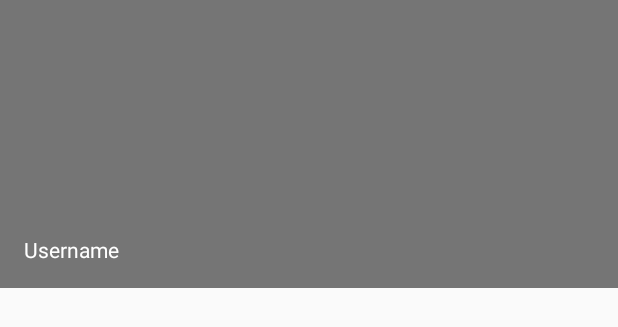
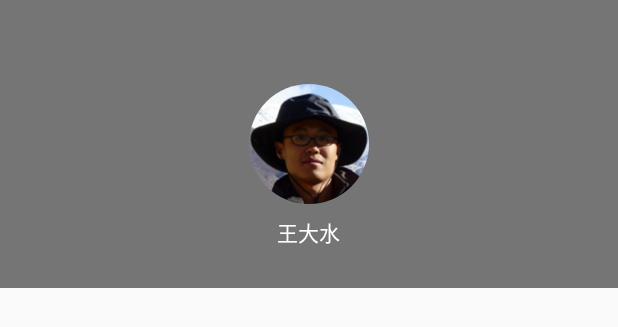
Before and after one commit to wangenyong/weytest, an Android app: the layout nav_header.xml on its own in the app's theme, with its tools: preview values and no code run, on a phone screen of 412 x 824 dp. Shown: the top 327 px of the screen. Run offline under Robolectric (Android 15) with nearby library versions, the phone set to English and light mode, and no system bars.

Commit message:
修改drawer header.

```diff
--- a/app/build.gradle
+++ b/app/build.gradle
@@ -23,4 +23,5 @@ dependencies {
     compile fileTree(dir: 'libs', include: ['*.jar'])
     compile 'com.android.support:appcompat-v7:22.2.0'
     compile project(path: ':weylibrary')
+    compile 'de.hdodenhof:circleimageview:1.3.0'
 }
--- a/app/src/main/java/com/wangenyong/weytest/MainActivity.java
+++ b/app/src/main/java/com/wangenyong/weytest/MainActivity.java
@@ -5,6 +5,7 @@ import android.os.Bundle;
 import android.support.design.widget.NavigationView;
 import android.support.v4.app.Fragment;
 import android.support.v4.app.FragmentManager;
+import android.support.v4.view.GravityCompat;
 import android.support.v4.widget.DrawerLayout;
 import android.support.v7.app.ActionBarDrawerToggle;
 import android.support.v7.app.AppCompatActivity;
@@ -30,6 +31,7 @@ public class MainActivity extends AppCompatActivity {
         drawerToggle = setupDrawerToggle();
 
         mDrawerLayout.setDrawerListener(drawerToggle);
+        mDrawerLayout.openDrawer(GravityCompat.START);
 
         NavigationView navigationView = (NavigationView) findViewById(R.id.nav_view);
         if (navigationView != null) {
--- a/app/src/main/res/layout/nav_header.xml
+++ b/app/src/main/res/layout/nav_header.xml
@@ -1,17 +1,25 @@
 <?xml version="1.0" encoding="utf-8"?>
-<LinearLayout xmlns:android="http://schemas.android.com/apk/res/android"
+<RelativeLayout xmlns:android="http://schemas.android.com/apk/res/android"
     android:layout_width="match_parent"
     android:layout_height="192dp"
     android:background="?attr/colorPrimaryDark"
     android:padding="16dp"
-    android:theme="@style/ThemeOverlay.AppCompat.Dark"
-    android:orientation="vertical"
-    android:gravity="bottom">
+    android:theme="@style/ThemeOverlay.AppCompat.Dark">
+
+    <de.hdodenhof.circleimageview.CircleImageView
+        android:id="@+id/header"
+        android:layout_width="80dp"
+        android:layout_height="80dp"
+        android:src="@drawable/img_header"
+        android:layout_centerInParent="true"/>
 
     <TextView
-        android:layout_width="match_parent"
+        android:layout_width="wrap_content"
         android:layout_height="wrap_content"
-        android:text="Username"
+        android:text="王大水"
+        android:layout_centerHorizontal="true"
+        android:layout_margin="8dp"
+        android:layout_below="@+id/header"
         android:textAppearance="@style/TextAppearance.AppCompat.Body1"/>
 
-</LinearLayout>
+</RelativeLayout>
```
Also changed, not shown: app/src/main/res/drawable-hdpi/img_header.png (added), app/src/main/res/drawable-ldpi/img_header.png (added), app/src/main/res/drawable-mdpi/img_header.png (added), app/src/main/res/drawable-xhdpi/img_header.png (added), app/src/main/res/drawable-xxhdpi/img_header.png (added), app/src/main/res/drawable-xxxhdpi/img_header.png (added), 1 other file.
